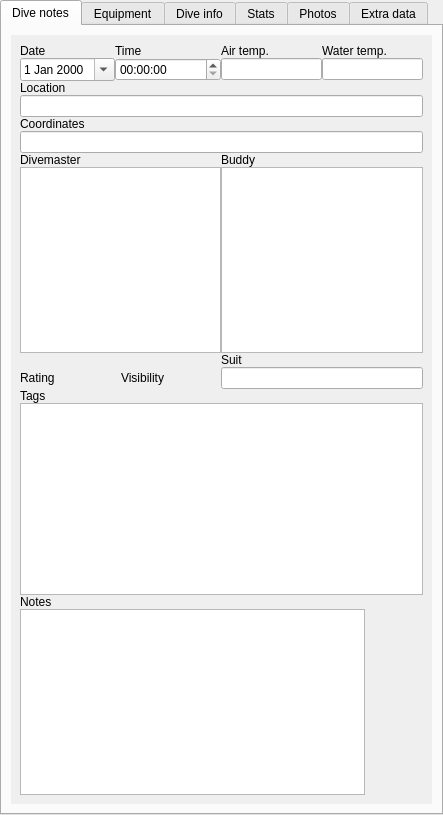
Qt form qt-ui/maintab.ui (subsurface/subsurface) before a commit.
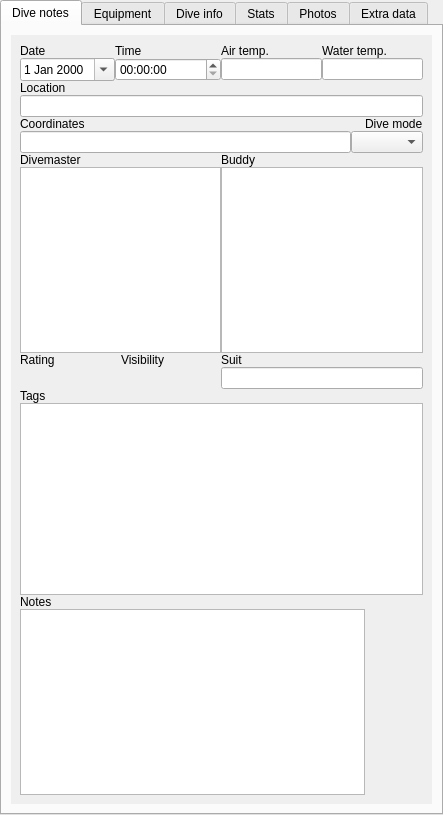
The same form after that commit. Icons and pictures are not drawn. Custom widgets are drawn as their Qt base class.

What changed in the file:
```diff
--- a/qt-ui/maintab.ui
+++ b/qt-ui/maintab.ui
@@ -22,7 +22,9 @@
      <number>0</number>
     </property>
     <item row="2" column="1">
-     <widget class="KMessageWidget" name="diveNotesMessage" native="true"/>
+     <widget class="KMessageWidget" name="diveNotesMessage" native="true">
+      <zorder>scrollArea</zorder>
+     </widget>
     </item>
     <item row="3" column="1">
      <widget class="QScrollArea" name="scrollArea">
@@ -40,14 +42,41 @@
         <rect>
          <x>0</x>
          <y>0</y>
-         <width>435</width>
-         <height>770</height>
+         <width>397</width>
+         <height>744</height>
         </rect>
        </property>
        <layout class="QGridLayout" name="diveNotesScrollAreaLayout">
         <property name="spacing">
          <number>0</number>
         </property>
+        <item row="4" column="0" colspan="3">
+         <layout class="QHBoxLayout" name="horizontalLayout">
+          <property name="sizeConstraint">
+           <enum>QLayout::SetNoConstraint</enum>
+          </property>
+          <item>
+           <widget class="QLabel" name="CoordinatedLabel">
+            <property name="sizePolicy">
+             <sizepolicy hsizetype="MinimumExpanding" vsizetype="Preferred">
+              <horstretch>0</horstretch>
+              <verstretch>0</verstretch>
+             </sizepolicy>
+            </property>
+            <property name="text">
+             <string>Coordinates</string>
+            </property>
+           </widget>
+          </item>
+          <item>
+           <widget class="QLabel" name="TypeLabel">
+            <property name="text">
+             <string>Dive mode</string>
+            </property>
+           </widget>
+          </item>
+         </layout>
+        </item>
         <item row="0" column="0">
          <widget class="QLabel" name="label_2">
           <property name="text">
@@ -83,6 +112,19 @@
           </item>
          </layout>
         </item>
+        <item row="1" column="1">
+         <widget class="QTimeEdit" name="timeEdit">
+          <property name="sizePolicy">
+           <sizepolicy hsizetype="MinimumExpanding" vsizetype="Fixed">
+            <horstretch>0</horstretch>
+            <verstretch>0</verstretch>
+           </sizepolicy>
+          </property>
+          <property name="timeSpec">
+           <enum>Qt::UTC</enum>
+          </property>
+         </widget>
+        </item>
         <item row="1" column="0">
          <widget class="QDateEdit" name="dateEdit">
           <property name="calendarPopup">
@@ -93,19 +135,6 @@
           </property>
          </widget>
         </item>
-        <item row="1" column="1">
-         <widget class="QTimeEdit" name="timeEdit">
-          <property name="sizePolicy">
-           <sizepolicy hsizetype="MinimumExpanding" vsizetype="Fixed">
-            <horstretch>0</horstretch>
-            <verstretch>0</verstretch>
-           </sizepolicy>
-          </property>
-          <property name="timeSpec">
-           <enum>Qt::UTC</enum>
-          </property>
-         </widget>
-        </item>
         <item row="1" column="2">
          <layout class="QHBoxLayout" name="airWaterTempLayout">
           <property name="spacing">
@@ -134,136 +163,129 @@
           </property>
          </widget>
         </item>
-        <item row="4" column="0">
-         <widget class="QLabel" name="CoordinatedLabel">
-          <property name="text">
-           <string>Coordinates</string>
-          </property>
-         </widget>
-        </item>
-        <item row="6" column="0">
+        <item row="10" column="0">
          <widget class="QLabel" name="DivemasterLabel">
           <property name="text">
            <string>Divemaster</string>
           </property>
          </widget>
         </item>
-        <item row="6" column="2">
+        <item row="10" column="2">
          <widget class="QLabel" name="BuddyLabel">
           <property name="text">
            <string>Buddy</string>
           </property>
          </widget>
         </item>
-        <item row="7" column="0" colspan="2">
+        <item row="11" column="0" colspan="2">
          <widget class="TagWidget" name="divemaster">
           <property name="readOnly">
            <bool>false</bool>
           </property>
          </widget>
         </item>
-        <item row="7" column="2">
+        <item row="11" column="2">
          <widget class="TagWidget" name="buddy">
           <property name="readOnly">
            <bool>false</bool>
           </property>
          </widget>
         </item>
-        <item row="8" column="0" colspan="2">
+        <item row="12" column="0" colspan="2">
          <layout class="QHBoxLayout" name="ratingVisibilityLabels">
           <property name="spacing">
            <number>0</number>
           </property>
           <item>
-           <widget class="StarWidget" name="rating" native="true">
+           <widget class="QLabel" name="RatingLabel">
             <property name="sizePolicy">
              <sizepolicy hsizetype="MinimumExpanding" vsizetype="Preferred">
               <horstretch>0</horstretch>
               <verstretch>0</verstretch>
              </sizepolicy>
             </property>
-            <property name="focusPolicy">
-             <enum>Qt::StrongFocus</enum>
+            <property name="text">
+             <string>Rating</string>
             </property>
            </widget>
           </item>
           <item>
-           <widget class="StarWidget" name="visibility" native="true">
+           <widget class="QLabel" name="visibilityLabel">
             <property name="sizePolicy">
              <sizepolicy hsizetype="MinimumExpanding" vsizetype="Preferred">
               <horstretch>0</horstretch>
               <verstretch>0</verstretch>
              </sizepolicy>
             </property>
-            <property name="focusPolicy">
-             <enum>Qt::StrongFocus</enum>
+            <property name="text">
+             <string>Visibility</string>
             </property>
            </widget>
           </item>
          </layout>
         </item>
-        <item row="8" column="2">
+        <item row="12" column="2">
          <widget class="QLabel" name="SuitLabel">
           <property name="text">
            <string>Suit</string>
           </property>
          </widget>
         </item>
-        <item row="9" column="2">
+        <item row="13" column="2">
          <widget class="QLineEdit" name="suit">
           <property name="readOnly">
            <bool>false</bool>
           </property>
          </widget>
         </item>
-        <item row="10" column="0">
+        <item row="13" column="0" colspan="2">
+         <layout class="QHBoxLayout" name="ratingVisibilityWidgets">
+          <property name="spacing">
+           <number>0</number>
+          </property>
+          <item>
+           <widget class="StarWidget" name="rating" native="true">
+            <property name="sizePolicy">
+             <sizepolicy hsizetype="MinimumExpanding" vsizetype="Preferred">
+              <horstretch>0</horstretch>
+              <verstretch>0</verstretch>
+             </sizepolicy>
+            </property>
+            <property name="focusPolicy">
+             <enum>Qt::StrongFocus</enum>
+            </property>
+           </widget>
+          </item>
+          <item>
+           <widget class="StarWidget" name="visibility" native="true">
+            <property name="sizePolicy">
+             <sizepolicy hsizetype="MinimumExpanding" vsizetype="Preferred">
+              <horstretch>0</horstretch>
+              <verstretch>0</verstretch>
+             </sizepolicy>
+            </property>
+            <property name="focusPolicy">
+             <enum>Qt::StrongFocus</enum>
+            </property>
+           </widget>
+          </item>
+         </layout>
+        </item>
+        <item row="14" column="0">
          <widget class="QLabel" name="TagLabel">
           <property name="text">
            <string>Tags</string>
           </property>
          </widget>
         </item>
-        <item row="12" column="0">
+        <item row="16" column="0">
          <widget class="QLabel" name="NotesLabel">
           <property name="text">
            <string>Notes</string>
           </property>
          </widget>
         </item>
-        <item row="9" column="0" colspan="2">
-         <layout class="QHBoxLayout" name="ratingVisibilityWidgets">
-          <property name="spacing">
-           <number>0</number>
-          </property>
-          <item>
-           <widget class="QLabel" name="RatingLabel">
-            <property name="sizePolicy">
-             <sizepolicy hsizetype="MinimumExpanding" vsizetype="Preferred">
-              <horstretch>0</horstretch>
-              <verstretch>0</verstretch>
-             </sizepolicy>
-            </property>
-            <property name="text">
-             <string>Rating</string>
-            </property>
-           </widget>
-          </item>
-          <item>
-           <widget class="QLabel" name="visibilityLabel">
-            <property name="sizePolicy">
-             <sizepolicy hsizetype="MinimumExpanding" vsizetype="Preferred">
-              <horstretch>0</horstretch>
-              <verstretch>0</verstretch>
-             </sizepolicy>
-            </property>
-            <property name="text">
-             <string>Visibility</string>
-            </property>
-           </widget>
-          </item>
-         </layout>
-        </item>
-        <item row="11" column="0" colspan="3">
+        <item row="15" column="0" colspan="3">
          <widget class="TagWidget" name="tagWidget">
           <property name="sizePolicy">
            <sizepolicy hsizetype="Expanding" vsizetype="Fixed">
@@ -295,24 +317,7 @@
           </property>
          </widget>
         </item>
-        <item row="5" column="0" colspan="3">
-         <widget class="QLineEdit" name="coordinates">
-          <property name="readOnly">
-           <bool>false</bool>
-          </property>
-         </widget>
-          <item>
-           <widget class="QComboBox" name="DiveType">
-            <property name="sizePolicy">
-             <sizepolicy hsizetype="Preferred" vsizetype="Fixed">
-              <horstretch>0</horstretch>
-              <verstretch>0</verstretch>
-             </sizepolicy>
-            </property>
-           </widget>
-          </item>
-        </item>
-        <item row="13" column="0" colspan="3">
+        <item row="17" column="0" colspan="3">
          <layout class="QHBoxLayout" name="notesAndSocialNetworksLayout">
           <property name="spacing">
            <number>0</number>
@@ -368,6 +373,20 @@
           </item>
          </layout>
         </item>
+        <item row="7" column="0" colspan="3">
+         <layout class="QHBoxLayout" name="horizontalLayout_2">
+          <item>
+           <widget class="QLineEdit" name="coordinates">
+            <property name="readOnly">
+             <bool>false</bool>
+            </property>
+           </widget>
+          </item>
+          <item>
+           <widget class="QComboBox" name="DiveType"/>
+          </item>
+         </layout>
+        </item>
        </layout>
       </widget>
      </widget>
@@ -398,8 +417,8 @@
         <rect>
          <x>0</x>
          <y>0</y>
-         <width>423</width>
-         <height>752</height>
+         <width>397</width>
+         <height>734</height>
         </rect>
        </property>
        <layout class="QGridLayout" name="equipmentTabScrollAreaLayout">
@@ -454,8 +473,8 @@
         <rect>
          <x>0</x>
          <y>0</y>
-         <width>423</width>
-         <height>752</height>
+         <width>397</width>
+         <height>734</height>
         </rect>
        </property>
        <layout class="QGridLayout" name="diveInfoScrollAreaLayout">
@@ -771,8 +790,8 @@
         <rect>
          <x>0</x>
          <y>0</y>
-         <width>423</width>
-         <height>752</height>
+         <width>397</width>
+         <height>734</height>
         </rect>
        </property>
        <layout class="QGridLayout" name="statsScrollAreaLayout">
```
